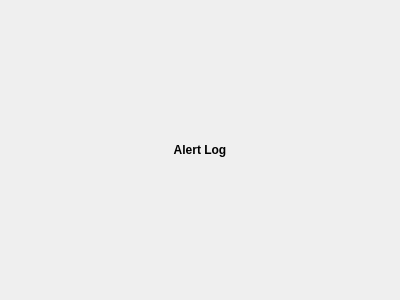
First picture: the form in visionapp/client/ui/main_window/video_expanded_view/alert_log/alert_log.ui, repository aotuai/brainframe-qt, before the edit.
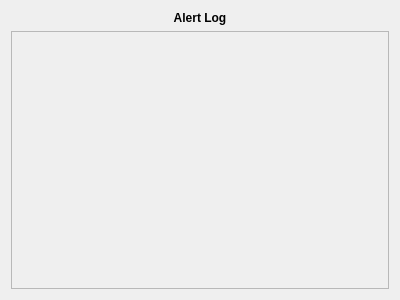
Second picture: the form after the edit.

Diff of the .ui file:
```diff
--- a/visionapp/client/ui/main_window/video_expanded_view/alert_log/alert_log.ui
+++ b/visionapp/client/ui/main_window/video_expanded_view/alert_log/alert_log.ui
@@ -39,7 +39,25 @@
       </widget>
      </item>
      <item>
-      <layout class="QVBoxLayout" name="alert_log_layout"/>
+      <layout class="QVBoxLayout" name="alert_log_layout">
+       <item>
+        <widget class="QScrollArea" name="scroll_area">
+         <property name="widgetResizable">
+          <bool>true</bool>
+         </property>
+         <widget class="QWidget" name="alert_log">
+          <property name="geometry">
+           <rect>
+            <x>0</x>
+            <y>0</y>
+            <width>380</width>
+            <height>252</height>
+           </rect>
+          </property>
+         </widget>
+        </widget>
+       </item>
+      </layout>
      </item>
     </layout>
    </item>
```
